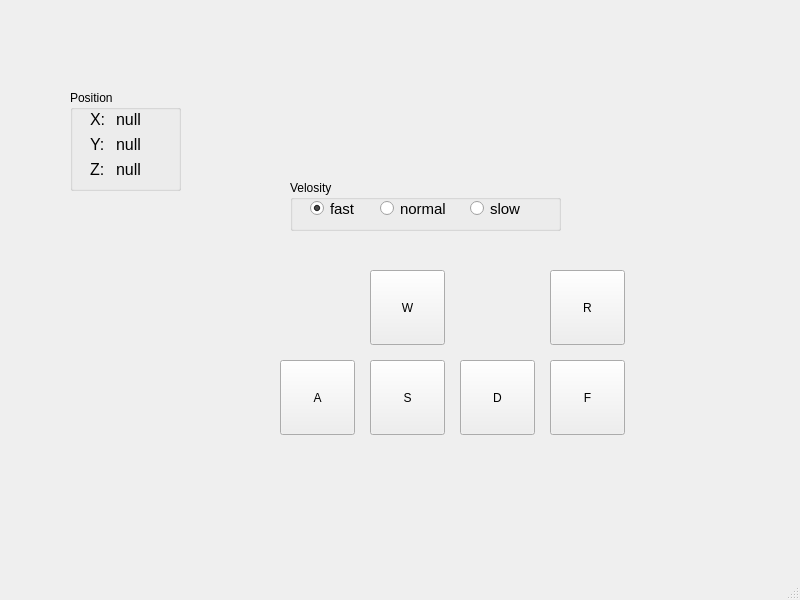
Qt form designer_main_GUI.ui (zjlxmyx/ThorlabsKST101) before a commit.
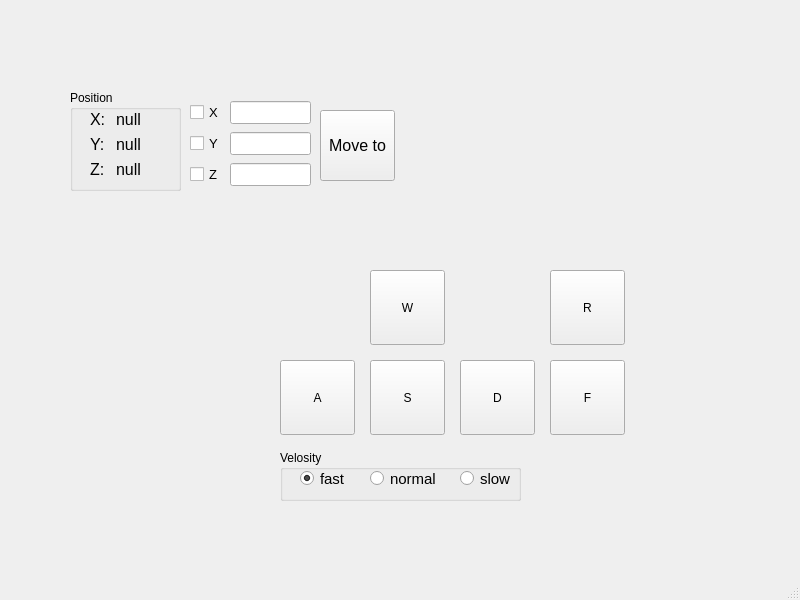
The same form after that commit.

The edit to the form file:
```diff
--- a/designer_main_GUI.ui
+++ b/designer_main_GUI.ui
@@ -95,9 +95,9 @@
    <widget class="QGroupBox" name="groupBox">
     <property name="geometry">
      <rect>
-      <x>290</x>
-      <y>180</y>
-      <width>271</width>
+      <x>280</x>
+      <y>450</y>
+      <width>241</width>
       <height>51</height>
      </rect>
     </property>
@@ -229,6 +229,149 @@
      </layout>
     </widget>
    </widget>
+   <widget class="QPushButton" name="button_MoveTo">
+    <property name="geometry">
+     <rect>
+      <x>320</x>
+      <y>110</y>
+      <width>75</width>
+      <height>71</height>
+     </rect>
+    </property>
+    <property name="font">
+     <font>
+      <pointsize>12</pointsize>
+     </font>
+    </property>
+    <property name="text">
+     <string>Move to</string>
+    </property>
+   </widget>
+   <widget class="QWidget" name="">
+    <property name="geometry">
+     <rect>
+      <x>190</x>
+      <y>99</y>
+      <width>121</width>
+      <height>91</height>
+     </rect>
+    </property>
+    <property name="font">
+     <font>
+      <pointsize>10</pointsize>
+     </font>
+    </property>
+    <layout class="QGridLayout" name="gridLayout">
+     <item row="0" column="0">
+      <widget class="QCheckBox" name="checkBox_xMove">
+       <property name="font">
+        <font>
+         <pointsize>10</pointsize>
+        </font>
+       </property>
+       <property name="text">
+        <string>X</string>
+       </property>
+      </widget>
+     </item>
+     <item row="0" column="1">
+      <widget class="QLineEdit" name="lineEdit_xMoveTo">
+       <property name="font">
+        <font>
+         <pointsize>10</pointsize>
+        </font>
+       </property>
+       <property name="accessibleName">
+        <string/>
+       </property>
+       <property name="inputMask">
+        <string/>
+       </property>
+       <property name="text">
+        <string/>
+       </property>
+       <property name="cursorPosition">
+        <number>0</number>
+       </property>
+       <property name="placeholderText">
+        <string/>
+       </property>
+      </widget>
+     </item>
+     <item row="1" column="0">
+      <widget class="QCheckBox" name="checkBox_yMove">
+       <property name="font">
+        <font>
+         <pointsize>10</pointsize>
+        </font>
+       </property>
+       <property name="text">
+        <string>Y</string>
+       </property>
+      </widget>
+     </item>
+     <item row="1" column="1">
+      <widget class="QLineEdit" name="lineEdit_yMoveTo">
+       <property name="font">
+        <font>
+         <pointsize>10</pointsize>
+        </font>
+       </property>
+       <property name="accessibleName">
+        <string/>
+       </property>
+       <property name="inputMask">
+        <string/>
+       </property>
+       <property name="text">
+        <string/>
+       </property>
+       <property name="cursorPosition">
+        <number>0</number>
+       </property>
+       <property name="placeholderText">
+        <string/>
+       </property>
+      </widget>
+     </item>
+     <item row="2" column="1">
+      <widget class="QLineEdit" name="lineEdit_zMoveTo">
+       <property name="font">
+        <font>
+         <pointsize>10</pointsize>
+        </font>
+       </property>
+       <property name="accessibleName">
+        <string/>
+       </property>
+       <property name="inputMask">
+        <string/>
+       </property>
+       <property name="text">
+        <string/>
+       </property>
+       <property name="cursorPosition">
+        <number>0</number>
+       </property>
+       <property name="placeholderText">
+        <string/>
+       </property>
+      </widget>
+     </item>
+     <item row="2" column="0">
+      <widget class="QCheckBox" name="checkBox_zMove">
+       <property name="font">
+        <font>
+         <pointsize>10</pointsize>
+        </font>
+       </property>
+       <property name="text">
+        <string>Z</string>
+       </property>
+      </widget>
+     </item>
+    </layout>
+   </widget>
   </widget>
   <widget class="QMenuBar" name="menubar">
    <property name="geometry">
```
